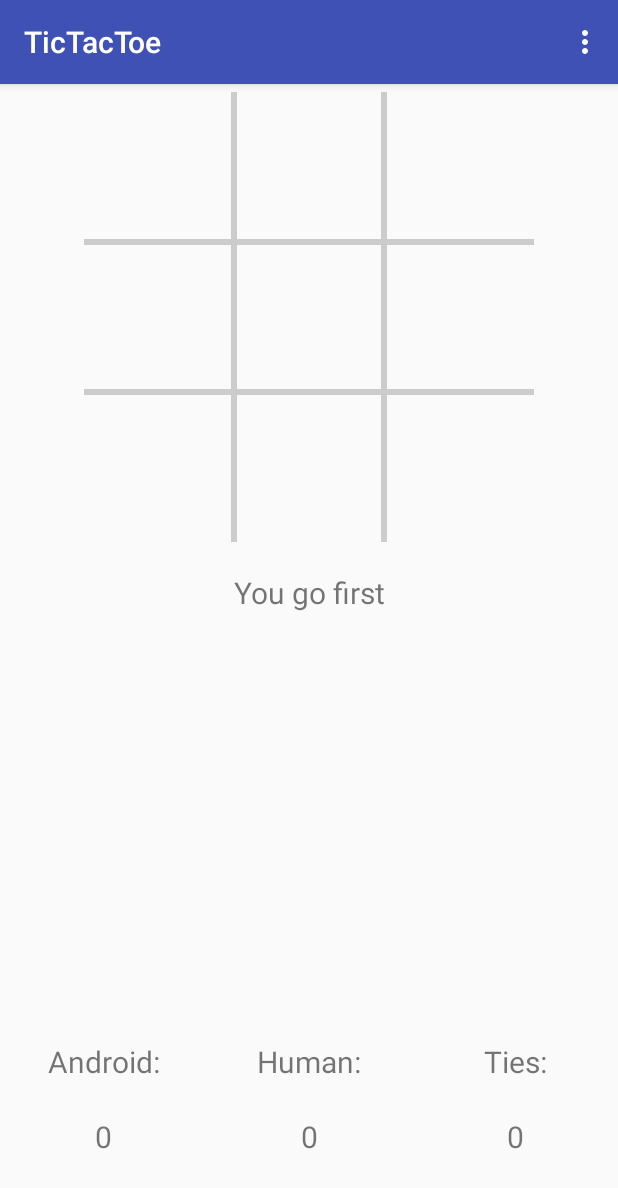
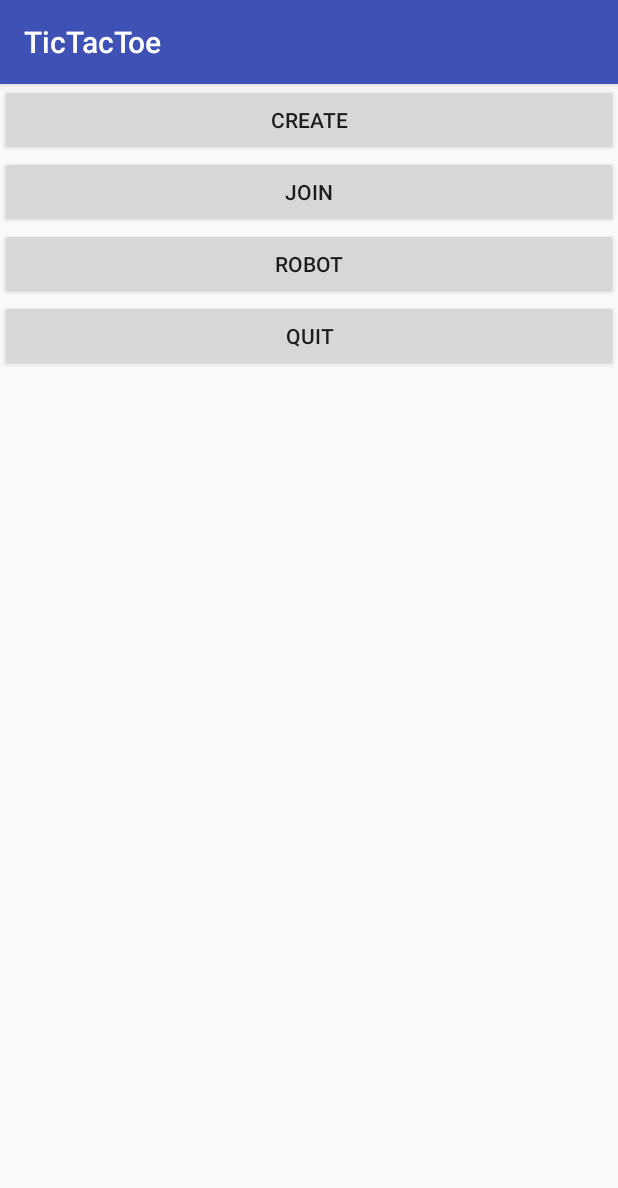
Before and after one commit to cacoguaa/TicTacToe, an Android app: the screen it shows after launch (AndroidTicTacToeActivity before the commit, MainActivity after it), on a phone screen of 412 x 824 dp. Shown: the top 1188 px of the screen. Run offline under Robolectric (Android 15) with nearby library versions, the phone set to English and light mode, and no system bars.

Commit message:
Main menu added

```diff
--- /dev/null
+++ b/app/src/main/java/co/edu/unal/tictactoe/MainActivity.java
@@ -0,0 +1,36 @@
+package co.edu.unal.tictactoe;
+
+import android.content.Intent;
+import android.support.v7.app.AppCompatActivity;
+import android.os.Bundle;
+import android.view.View;
+
+public class MainActivity extends AppCompatActivity {
+
+    @Override
+    protected void onCreate(Bundle savedInstanceState) {
+        super.onCreate(savedInstanceState);
+        setContentView(R.layout.activity_main);
+    }
+
+    public void multiplayer(View view){
+        Intent intent = new Intent(this, MultiplayerActivity.class);
+        startActivity(intent);
+    }
+
+    public void join(View view){
+        Intent intent = new Intent(this, JoinActivity.class);
+        startActivity(intent);
+    }
+
+    public void robot(View view){
+        Intent intent = new Intent(this, AndroidTicTacToeActivity.class);
+        startActivity(intent);
+    }
+
+    public void quit(View view){
+        finish();
+        System.exit(0);
+    }
+
+}
--- /dev/null
+++ b/app/src/main/res/layout/activity_main.xml
@@ -0,0 +1,41 @@
+<?xml version="1.0" encoding="utf-8"?>
+<android.support.constraint.ConstraintLayout xmlns:android="http://schemas.android.com/apk/res/android"
+    xmlns:app="http://schemas.android.com/apk/res-auto"
+    xmlns:tools="http://schemas.android.com/tools"
+    android:layout_width="match_parent"
+    android:layout_height="match_parent"
+    tools:context="co.edu.unal.tictactoe.MainActivity">
+
+    <LinearLayout
+        android:layout_width="match_parent"
+        android:layout_height="match_parent"
+        android:orientation="vertical">
+
+        <Button
+            android:id="@+id/button2"
+            android:layout_width="match_parent"
+            android:layout_height="wrap_content"
+            android:onClick="multiplayer"
+            android:text="Create" />
+
+        <Button
+            android:id="@+id/button4"
+            android:layout_width="match_parent"
+            android:layout_height="wrap_content"
+            android:onClick="join"
+            android:text="Join" />
+
+        <Button
+            android:id="@+id/button5"
+            android:layout_width="match_parent"
+            android:layout_height="wrap_content"
+            android:onClick="robot"
+            android:text="Robot" />
+
+        <Button
+            android:layout_width="match_parent"
+            android:layout_height="wrap_content"
+            android:onClick="quit"
+            android:text="Quit" />
+    </LinearLayout>
+</android.support.constraint.ConstraintLayout>
--- a/app/src/main/res/menu/options_menu.xml
+++ b/app/src/main/res/menu/options_menu.xml
@@ -4,6 +4,8 @@
         android:icon="@drawable/new_game" />
     <item android:id="@+id/multiplayer"
         android:title="Multiplayer"/>
+    <item android:id="@+id/join"
+        android:title="Join"/>
     <item android:id="@+id/settings"
         android:title="Settings" />
     <item android:id="@+id/reset"
```
Also changed, not shown: app/src/main/AndroidManifest.xml (+18 -8 lines), app/src/main/java/co/edu/unal/tictactoe/AndroidTicTacToeActivity.java (+8 -0 lines), app/src/main/java/co/edu/unal/tictactoe/JoinActivity.java (+14 -1 lines), app/src/main/java/co/edu/unal/tictactoe/MultiplayerActivity.java (+19 -2 lines).
